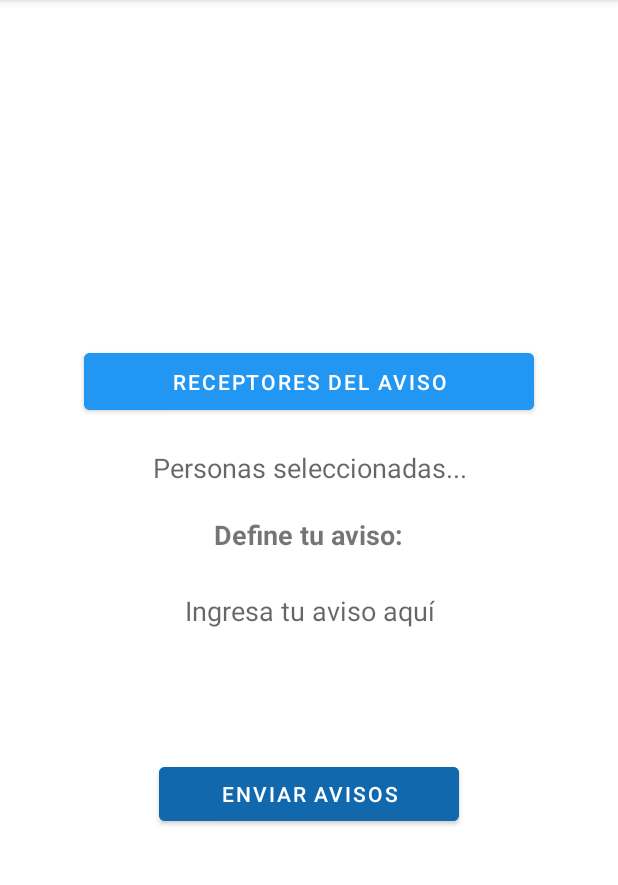
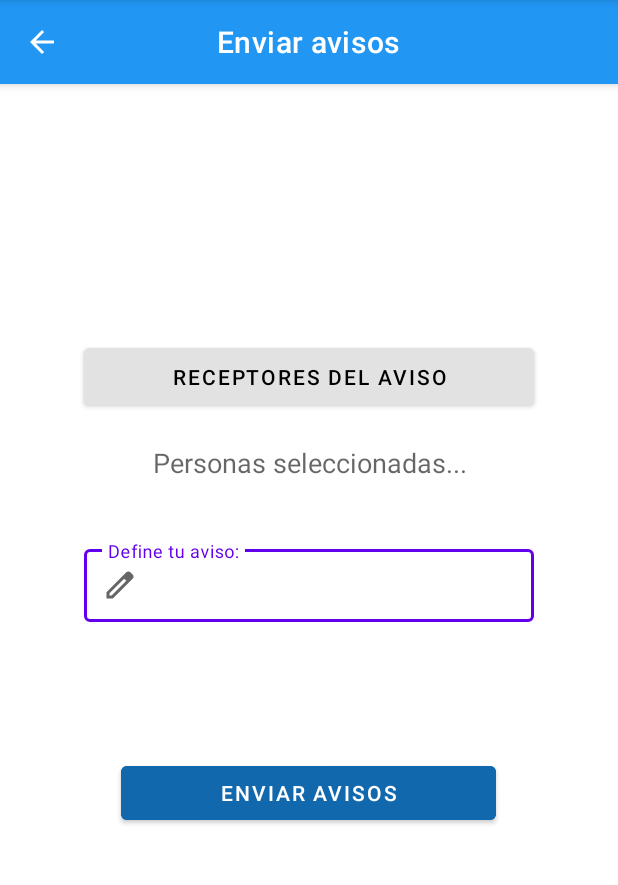
Before and after one commit to Juana1105/GestionCentroDocente, an Android app: the PantallaEnviarAvisos screen opened directly, with no data from a screen before it, on a phone screen of 412 x 824 dp, the part 84-969 px from its top. Run offline under Robolectric (Android 15) with nearby library versions, the phone set to English and light mode, and no system bars.

Commit message:
programar pantallaGestionarPermisos no muestra segundo spinner. toolbar puestos en enviar avisos y gestionar persmisos

```diff
--- a/app/src/main/res/layout/activity_pantalla_enviar_avisos.xml
+++ b/app/src/main/res/layout/activity_pantalla_enviar_avisos.xml
@@ -6,11 +6,28 @@
     android:layout_width="match_parent"
     android:layout_height="match_parent"
     android:orientation="vertical"
-    android:gravity="center"
+
     tools:context=".PantallaEnviarAvisos">
 <!--AVISO ES UNA COSA Q HACE EL COORDINADOR PARA LOS DOCENTES _MENSAJE GRUPAL/INDIVIDUAL-->
 
 
+
+        <com.google.android.material.appbar.MaterialToolbar
+            android:id="@+id/encabezadoRegistro"
+            style="@style/Widget.MaterialComponents.Toolbar.Primary"
+            android:layout_width="match_parent"
+            android:layout_height="wrap_content"
+            android:background="@color/blue"
+            app:title="@string/enviarAvisos"
+            app:titleCentered="true"
+            app:navigationIcon="@drawable/arrow_back"/>
+
+        <LinearLayout
+            android:id="@+id/contenedorEA"
+            android:layout_width="match_parent"
+            android:orientation="vertical"
+            android:gravity="center"
+            android:layout_height="match_parent">
 
 
 
@@ -18,7 +35,9 @@
             android:id="@+id/pantallaEAreceptores"
             android:layout_width="300dp"
             android:layout_height="50dp"
-            android:backgroundTint="@color/blue"
+            android:backgroundTint="@color/gray_light"
+            android:textColor="@color/black"
+
             android:text="@string/pantallaEAreceptores"
             android:layout_marginTop="15dp"/>
 
@@ -39,38 +58,35 @@
 
 
 
-        <TextView
+
+        <com.google.android.material.textfield.TextInputLayout
             android:id="@+id/defineTuAviso"
-            android:layout_width="wrap_content"
+            style="@style/Widget.MaterialComponents.TextInputLayout.OutlinedBox.Dense"
+            android:layout_width="300dp"
             android:layout_height="wrap_content"
-            android:text="@string/defineAviso"
-            android:layout_marginBottom="10dp"
-            android:textStyle="bold"
-            android:textSize="18sp">
-        </TextView>
-        <EditText
-            android:id="@+id/defineTuAvisoEscrito"
-            android:layout_width="300dp"
-            android:background="@color/white"
-            android:padding="5dp"
-            android:layout_height="wrap_content"
-            android:inputType="textMultiLine"
-            android:lines="2"
-            android:scrollbars="vertical"
-            android:textAlignment="center"
-            android:hint="Ingresa tu aviso aquí">
+            android:layout_marginBottom="20dp"
+            android:layout_marginTop="20dp"
+            android:hint="@string/defineAviso"
+            app:startIconDrawable="@drawable/edit"
+            app:endIconMode="clear_text">
 
-        </EditText>
+             <EditText
+                 android:id="@+id/defineTuAvisoEscrito"
+                 android:layout_width="match_parent"
+                  android:layout_height="wrap_content"/>
+
+         </com.google.android.material.textfield.TextInputLayout>
 
         <Button
             android:id="@+id/botonPantallaEAenviarAvisos"
-            android:layout_width="200dp"
+            android:layout_width="250dp"
             android:layout_height="wrap_content"
             android:backgroundTint="@color/blue_dark"
             android:layout_marginTop="70dp"
             android:text="@string/enviarAvisos"
+            android:layout_marginBottom="60dp"
             >
         </Button>
 
-
+        </LinearLayout>
 </LinearLayout>
--- a/app/src/main/res/layout/activity_pantalla_gestionar_permisos.xml
+++ b/app/src/main/res/layout/activity_pantalla_gestionar_permisos.xml
@@ -6,8 +6,26 @@
     android:layout_width="match_parent"
     android:layout_height="match_parent"
     android:orientation="vertical"
-    android:gravity="center"
     tools:context=".PantallaGestionarPermisos">
+
+
+        <com.google.android.material.appbar.MaterialToolbar
+            android:id="@+id/encabezadoRegistro"
+            style="@style/Widget.MaterialComponents.Toolbar.Primary"
+            android:layout_width="match_parent"
+            android:layout_height="wrap_content"
+
+            android:background="@color/blue"
+            app:title="@string/enviarAvisos"
+            app:titleCentered="true"
+            app:navigationIcon="@drawable/arrow_back"/>
+
+        <LinearLayout
+            android:id="@+id/contenedorGestionarP"
+            android:orientation="vertical"
+            android:layout_width="match_parent"
+            android:layout_height="match_parent"
+            android:gravity="center">
 
 
 
@@ -114,6 +132,7 @@
                     android:text="@string/enviar"/>
 
 
+        </LinearLayout>
 
 
 </LinearLayout>
```
Lines whose indentation alone changed are shown as unchanged.
